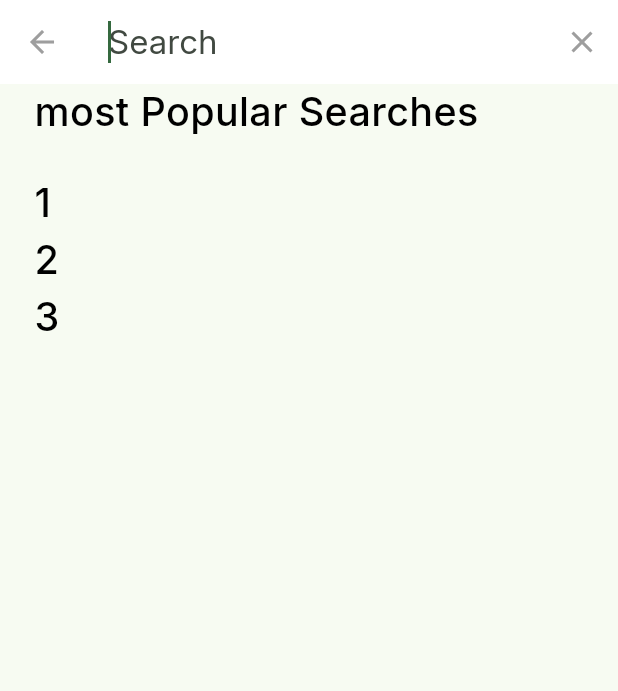
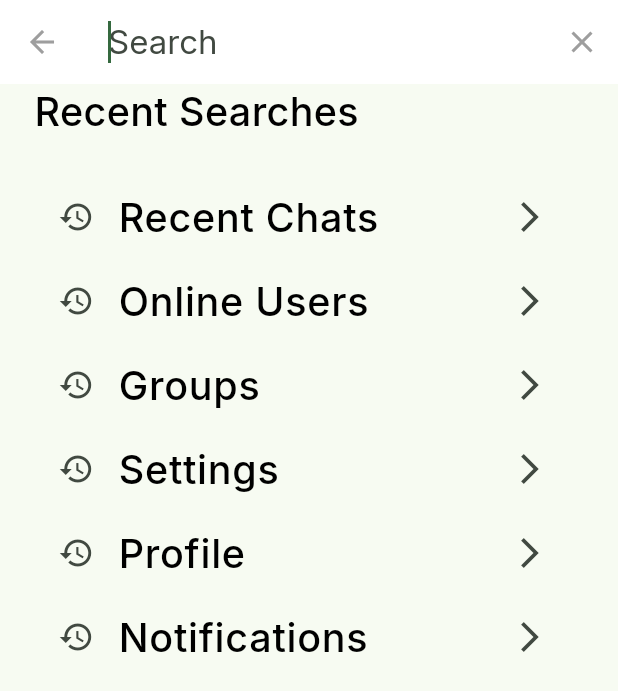
Before and after one commit to CADCATSamehAhmed/chat-app, a Flutter app: the HomeView screen opened directly, after a tap on the "search" icon, on a phone screen of 412 x 824 dp. Shown: the top 691 px of the screen. Run offline on Flutter 3.47's test engine with Material 3 defaults, Android fonts, the phone set to English and light mode, and no system bars; our stand-ins replace bloc, cloud_firestore, firebase_auth, firebase_core, flutter_bloc, flutter_screenutil and 4 more; accounts and stored records are empty; network calls fail.

Commit message:
face_search

```diff
--- a/lib/features/home/presentation/views/widgets/search_body.dart
+++ b/lib/features/home/presentation/views/widgets/search_body.dart
@@ -2,51 +2,68 @@ import 'package:chat_app/core/themes/styles.dart';
 import 'package:flutter/material.dart';
 import 'package:flutter_screenutil/flutter_screenutil.dart';
 
-class CustomSearch extends SearchDelegate{
-  List<String> elements= ['1','2','3'];
+class CustomSearch extends SearchDelegate {
+  final List<String> searchItems = [
+    'Recent Chats',
+    'Online Users',
+    'Groups',
+    'Settings',
+    'Profile',
+    'Notifications'
+  ];
+
   @override
   List<Widget>? buildActions(BuildContext context) {
     return [
-      IconButton(onPressed: (){
-        query ='';
-      }, icon: const Icon(Icons.clear))
+      IconButton(
+        onPressed: () {
+          query = '';
+        },
+        icon: const Icon(Icons.clear)
+      )
     ];
   }
 
   @override
   Widget? buildLeading(BuildContext context) {
-    return
-      IconButton(onPressed: (){
+    return IconButton(
+      onPressed: () {
         close(context, null);
-      }, icon: const Icon(Icons.arrow_back))
-    ;
+      },
+      icon: const Icon(Icons.arrow_back)
+    );
   }
 
   @override
   Widget buildResults(BuildContext context) {
-    List<String> matchQuery=[];
-    for(var element in elements){
-      String work = element;
-      if(work.toLowerCase().contains(query.toLowerCase())){
-        matchQuery.add(element);
-      }
-    }
+    List<String> matchQuery = searchItems
+        .where((item) => item.toLowerCase().contains(query.toLowerCase()))
+        .toList();
+
     return ListView(
       padding: const EdgeInsets.symmetric(horizontal: 20).w,
       children: [
         Text(
-          '${matchQuery.length} result:',
+          '${matchQuery.length} results:',
           style: AppFonts.font23,
           textAlign: TextAlign.start,
         ),
+        SizedBox(height: 20.h),
         ListView.builder(
           shrinkWrap: true,
           physics: const NeverScrollableScrollPhysics(),
           itemCount: matchQuery.length,
-          itemBuilder: (BuildContext context, int index) {
-            return Text(
-              matchQuery[index],
-              style: AppFonts.font23,
+          itemBuilder: (context, index) {
+            return ListTile(
+              title: Text(
+                matchQuery[index],
+                style: AppFonts.font23,
+              ),
+              leading: const Icon(Icons.search),
+              onTap: () {
+                // Handle the search result tap
+                Navigator.pop(context, matchQuery[index]);
+              },
             );
           },
         ),
@@ -56,35 +73,39 @@ class CustomSearch extends SearchDelegate{
 
   @override
   Widget buildSuggestions(BuildContext context) {
-    List<String> matchQuery=[];
-    for(var element in elements){
-      String work = element;
-      if(work.toLowerCase().contains(query.toLowerCase())){
-        matchQuery.add(element);
-      }
-    }
+    List<String> matchQuery = searchItems
+        .where((item) => item.toLowerCase().contains(query.toLowerCase()))
+        .toList();
+
     return ListView(
       padding: const EdgeInsets.symmetric(horizontal: 20).w,
       children: [
         Text(
-          'most Popular Searches',
+          query.isEmpty ? 'Recent Searches' : 'Suggestions',
           style: AppFonts.font23,
           textAlign: TextAlign.start,
         ),
-        SizedBox(height: 20.h,),
+        SizedBox(height: 20.h),
         ListView.builder(
           shrinkWrap: true,
           physics: const NeverScrollableScrollPhysics(),
           itemCount: matchQuery.length,
-          itemBuilder: (BuildContext context, int index) {
-            return Text(
-              matchQuery[index],
-              style: AppFonts.font23,
+          itemBuilder: (context, index) {
+            return ListTile(
+              title: Text(
+                matchQuery[index],
+                style: AppFonts.font23,
+              ),
+              leading: const Icon(Icons.history),
+              trailing: const Icon(Icons.arrow_forward_ios),
+              onTap: () {
+                query = matchQuery[index];
+                showResults(context);
+              },
             );
           },
         ),
       ],
     );
   }
-
 }
```
Also changed, not shown: lib/features/home/presentation/view_model/home_states.dart (+11 -0 lines), 1 other file.
